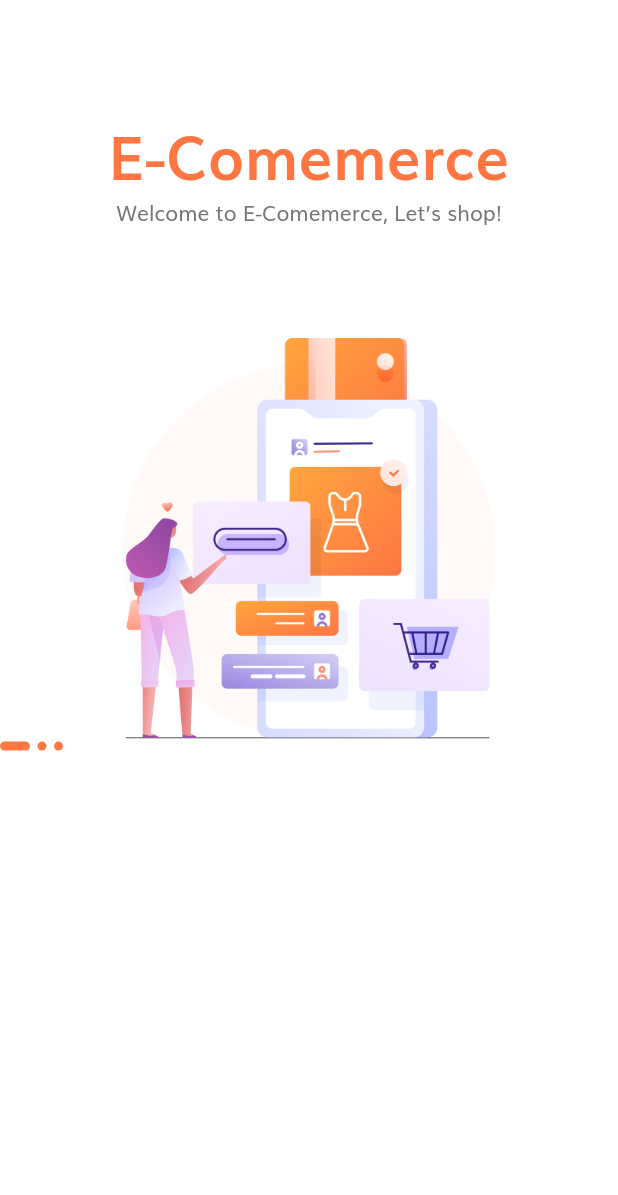
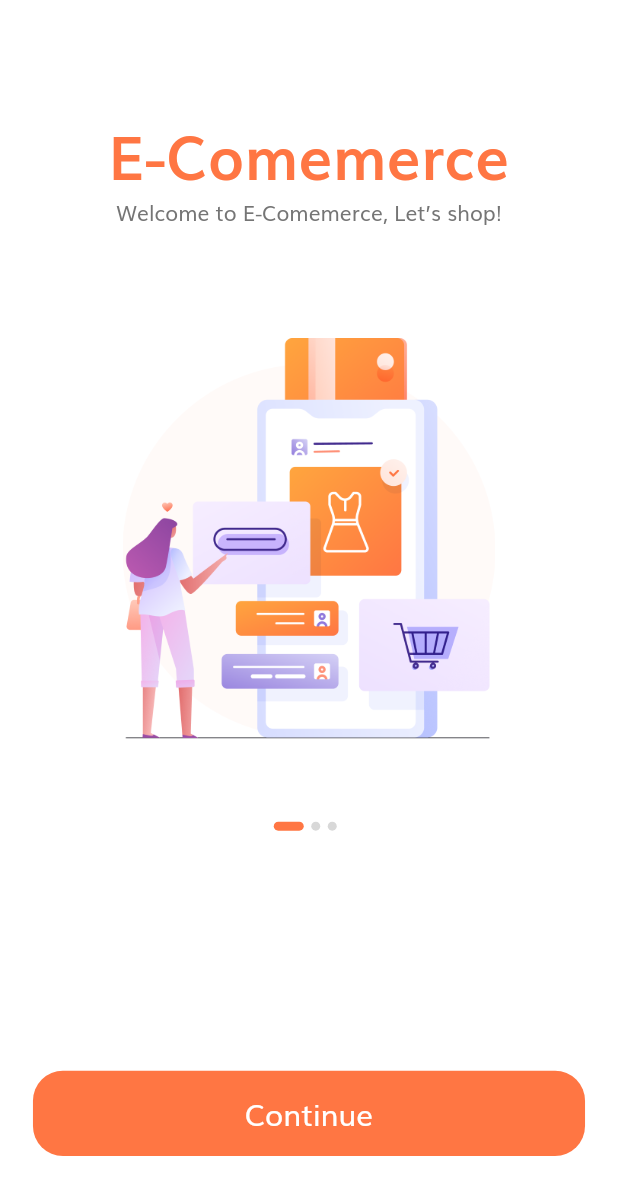
Before and after one commit to JARNBOY/TutorialScreenApp_flutter, a Flutter app: the screen it shows after launch, on a phone screen of 412 x 824 dp. Shown: the top 1195 px of the screen. Run offline on Flutter 3.47's test engine with Material 2 defaults, Android fonts, the phone set to English and light mode, and no system bars.

Commit message:
DefaultButton widget

```diff
--- a/lib/screens/splash/components/body.dart
+++ b/lib/screens/splash/components/body.dart
@@ -1,6 +1,7 @@
 import 'package:flutter/material.dart';
 import 'package:tutorialscreenapp_flutter/constant.dart';
 import 'package:tutorialscreenapp_flutter/screens/splash/components/splash_content.dart';
+import 'package:tutorialscreenapp_flutter/size_config.dart';
 
 class Body extends StatefulWidget {
   @override
@@ -35,7 +36,9 @@ class _BodyState extends State<Body> {
               flex: 3,
               child: PageView.builder(
                 onPageChanged: (value) {
+                  setState(() {
                     currentPage = value;
+                  });
                 },
                 itemCount: splashData.length,
                 itemBuilder: (context, index) => SplashContent(
@@ -46,10 +49,25 @@ class _BodyState extends State<Body> {
             ),
             Expanded(
               flex: 2,
-              child: Row(
+              child: Padding(
+                padding: EdgeInsets.symmetric(
+                    horizontal: getProportionateScreenWidth(20)),
+                child: Column(
+                  children: <Widget>[
+                    Spacer(),
+                    Row(
+                      mainAxisAlignment: MainAxisAlignment.center,
                       children: List.generate(
                         splashData.length,
                         (Index) => buildDot(index: Index),
+                      ),
+                    ),
+                    Spacer(
+                      flex: 3,
+                    ),
+                    DefaultButton(),
+                    Spacer(),
+                  ],
                 ),
               ),
             )
@@ -59,17 +77,43 @@ class _BodyState extends State<Body> {
     );
   }
 
-  Column buildDot({int index}) {
-    return Column(
-      children: <Widget>[
-        Container(
+  AnimatedContainer buildDot({int index}) {
+    return AnimatedContainer(
+      duration: kAnimationDuration,
       margin: EdgeInsets.only(right: 5),
       height: 6,
       width: currentPage == index ? 20 : 6,
       decoration: BoxDecoration(
-              color: kPrimaryColor, borderRadius: BorderRadius.circular(3)),
-        )
-      ],
+          color: currentPage == index ? kPrimaryColor : Color(0xFFD8D8D8),
+          borderRadius: BorderRadius.circular(3)),
     );
   }
 }
+
+class DefaultButton extends StatelessWidget {
+  const DefaultButton({
+    Key key,
+    this.text,
+    this.press,
+  }) : super(key: key);
+
+  final String text;
+  final Function press;
+  @override
+  Widget build(BuildContext context) {
+    return SizedBox(
+      width: double.infinity,
+      height: getProportionateScreenHeight(56),
+      child: FlatButton(
+        shape: RoundedRectangleBorder(borderRadius: BorderRadius.circular(20)),
+        color: kPrimaryColor,
+        onPressed: () {},
+        child: Text(
+          "Continue",
+          style: TextStyle(
+              fontSize: getProportionateScreenWidth(18), color: Colors.white),
+        ),
+      ),
+    );
+  }
+}
```
Lines whose indentation alone changed are shown as unchanged.
